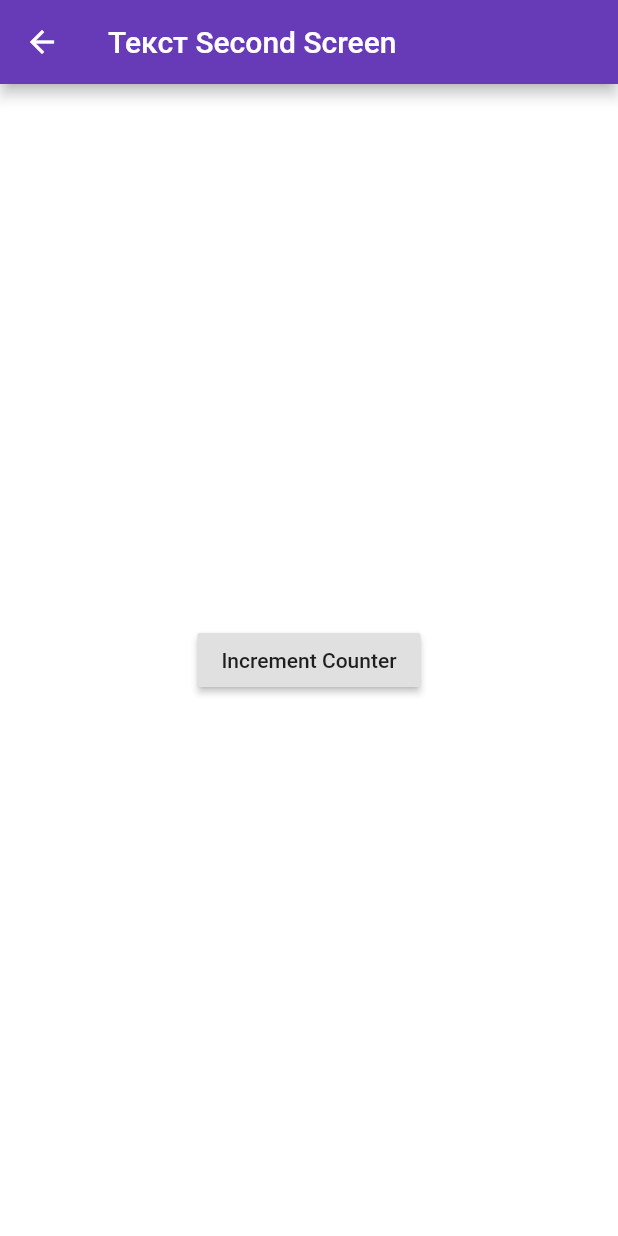
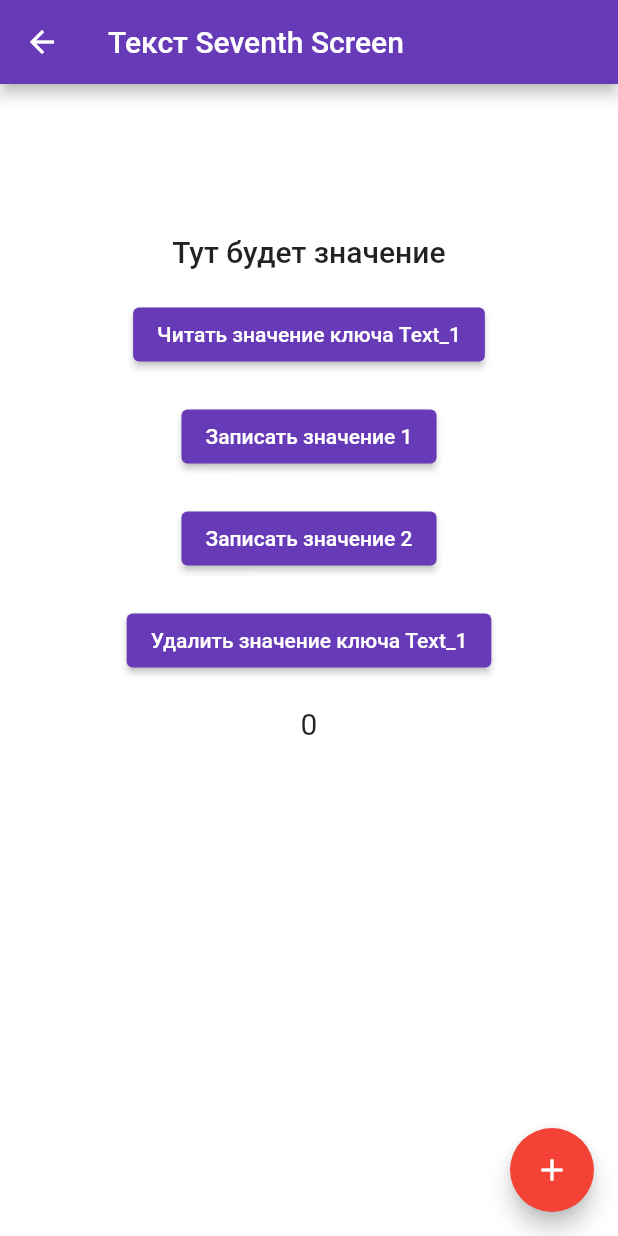
Before and after one commit to YriiBlackMsk/pizza, a Flutter app: the SeventhScreen screen opened by its route, on a phone screen of 412 x 824 dp. Run offline on Flutter 3.47's test engine with Material 2 defaults, Android fonts, the phone set to English and light mode, and no system bars; our stand-ins replace google_fonts, shared_preferences, syncfusion_flutter_sliders; missing offline and left inert: sliding_switch; accounts and stored records are empty; Roboto replaces fonts that are missing (Georgia, Hind).

Commit message:
Запись в черный ящик

```diff
--- a/lib/pages/fifth_screen.dart
+++ b/lib/pages/fifth_screen.dart
@@ -46,7 +46,7 @@ class _FifthScreenState extends State<FifthScreen> {
   Widget build(BuildContext context) {
     return SafeArea(
         child: Scaffold(
-          //backgroundColor: Colors.white, //локальный бэкграунд пятого жкрана
+          backgroundColor: Colors.white, //локальный бэкграунд пятого жкрана
           appBar: AppBar(title: const Text('Текст Fifth Screen'),),
         body: MyStatefulWidget(),
         //   body: Padding(
--- a/lib/pages/first_screen.dart
+++ b/lib/pages/first_screen.dart
@@ -14,7 +14,7 @@ class _FirstScreenState extends State<FirstScreen> {
   Widget build(BuildContext context) {
     return SafeArea(
         child: Scaffold(
-          // backgroundColor: Colors.amber[50],//локальный бэкграунд первого экрана
+           //backgroundColor: Colors.amber[50],//локальный бэкграунд первого экрана
           body: SingleChildScrollView(
             child: Center(
              child: Column(
--- a/lib/pages/seventh_screen.dart
+++ b/lib/pages/seventh_screen.dart
@@ -1,6 +1,11 @@
+import 'dart:async'; //для работы с асинхронными операциями
+import 'dart:developer';
+import 'dart:io';//для работы с операциями ввода-вывода
 import 'package:flutter/material.dart';
-import 'package:shared_preferences/shared_preferences.dart';
+import 'package:shared_preferences/shared_preferences.dart';//сохранеие в черном ящике устройства
+import 'package:path_provider/path_provider.dart';
 
+//класс отображения страницы
 class SeventhScreen extends StatefulWidget {
   const SeventhScreen({Key? key}) : super(key: key);
 
@@ -8,31 +13,112 @@ class SeventhScreen extends StatefulWidget {
   _SeventhScreenState createState() => _SeventhScreenState();
 }
 
-class _SeventhScreenState extends State<SeventhScreen> {
+class _SeventhScreenState extends State<SeventhScreen> {//класс состояния
+  String value = 'Тут будет значение'; //определили переменную для запписи в нее значений ключа
+  int _counter = 0;
+
+  @override
+  void initState() { //инициализирует состояние виджета
+    super.initState();
+    _loadCounter();
+  }
+
+  void _loadCounter() async {//загружает текущее значеие счетчика из памяти телефона, не сбрасывается
+    final prefs = await SharedPreferences.getInstance();
+    setState(() {
+      _counter = (prefs.getInt('counter') ?? 0);
+      prefs.setInt('counter', _counter);
+    });
+  }
+
+  void _incrementCounter() async { //увеличение счетчика на 1
+    final prefs = await SharedPreferences.getInstance();
+    setState(() {
+      _counter = (prefs.getInt('counter') ?? 0) + 1;
+      prefs.setInt('counter', _counter);
+    });
+  }
+
   @override
   Widget build(BuildContext context) {
-    return SafeArea(
-        child: Scaffold(
-          //backgroundColor: Colors.amber[50],//локальный бэкграунд второго экрана
-          appBar: AppBar(title: const Text('Текст Second Screen'),), //заголовок второго экрана
+    return SafeArea( //отвечает за отображение страницы в видимых пределах в зависимости от устройства
+        child: Scaffold(//каркас для отображения страницы в привычном виде, а не в виде материал апп
+          appBar: AppBar(
+            title: const Text('Текст Seventh Screen'),), //заголовок второго экрана
+          body: Center(
+            child: Column(
+              children: [
+                const SizedBox(height: 100),
 
-          body: Center(
-            child: RaisedButton(
-              onPressed: _incrementCounter,
-              child: const Text('Increment Counter'),
-            ),
+                Text(value, style: Theme.of(context).textTheme.headline6), //отображаемое значение
+
+                const SizedBox(height: 20),
+
+                ElevatedButton(
+                  child: const Text('Читать значение ключа Text_1'),
+                  onPressed: () async { //действие при нажатии асинхронное добавлено к функции т.к., есть внутри функции await
+                    SharedPreferences prefs = await SharedPreferences.getInstance(); //функция позволяющая использовать хранилище
+                    setState(() {//для обновления интерфейса после прочтения
+                      value = prefs.getString('Text_1') ?? 'NULL'; //указали переменную вэлью в которую положим данные из запроса, из функции в которую передаем ключ в кавычках по которому хотим получить данные, через вопросы указали, что показывать если ничего до этого не записывали
+                    });
+                  },
+                ),
+
+                const SizedBox(height: 20),
+
+                ElevatedButton(
+                  child: const Text('Записать значение 1'),
+                  onPressed: () async{
+                    SharedPreferences prefs = await SharedPreferences.getInstance();
+                    prefs.setString('Text_1', 'Значение 1'); //записываем значение по ключу в кавычках
+                    setState(() {
+                      value = prefs.getString('Text_1') ?? 'NULL';
+                    });
+                  },
+                ),
+
+                const SizedBox(height: 20),
+
+                ElevatedButton(
+                  child: const Text('Записать значение 2'),
+                  onPressed: () async{
+                    SharedPreferences prefs = await SharedPreferences.getInstance();
+                    prefs.setString('Text_1', 'Значение 2');
+                    setState(() {
+                      value = prefs.getString('Text_1') ?? 'NULL';
+                    });
+                  },
+                ),
+
+                const SizedBox(height: 20),
+
+                ElevatedButton(
+                  child: const Text('Удалить значение ключа Text_1'),
+                  onPressed: () async{
+                    SharedPreferences prefs = await SharedPreferences.getInstance();
+                    prefs.remove('Text_1');
+                    setState(() {
+                      value = prefs.getString('Text_1') ?? 'NULL';
+                    });
+                  },
+                ),
+
+                const SizedBox(height: 20),
+
+                Text('$_counter', style: const TextStyle(fontSize: 20),),
+              ],
+           ),
           ),
-        ),
+          floatingActionButton: FloatingActionButton(//кнопка добавляет +1
+            child: const Icon(Icons.add),
+            onPressed: _incrementCounter,
+            tooltip: 'Increment',
+          ),
+        )
     );
   }
+}
 
-  _incrementCounter() async {
-    SeventhScreen prefs = await SeventhScreen.getInstance();
-    int counter = (prefs.getInt('counter') ?? 0) + 1;
-    print('Pressed $counter times.');
-    await prefs.setInt('counter', counter);
-  }
-}
 /*
 class User {
   late String name;
--- a/pubspec.yaml
+++ b/pubspec.yaml
@@ -28,6 +28,7 @@ environment:
 # versions available, run `flutter pub outdated`.
 dependencies:
   shared_preferences: ^2.0.12
+  path_provider: ^2.0.8
   flutter:
     sdk: flutter
 
```
Also changed, not shown: pubspec.lock.
